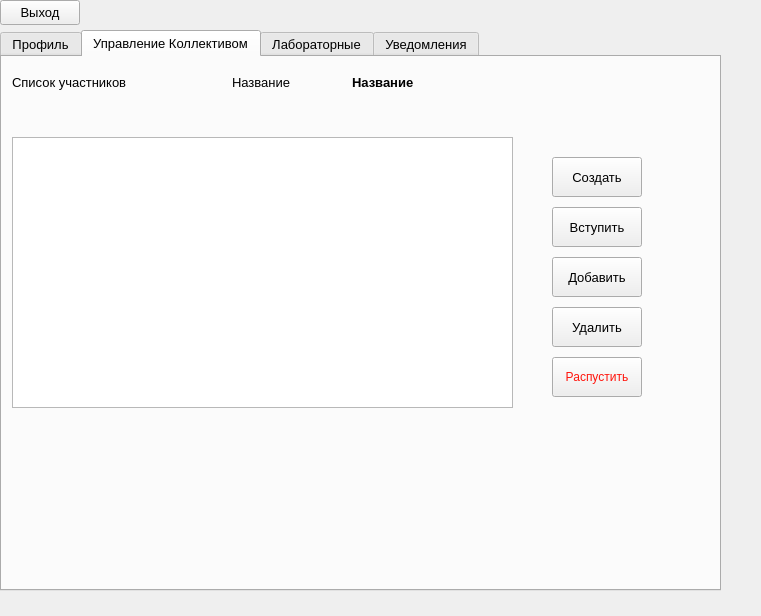
This is DB3/StudentDialog.ui in Knigan/DB3 as Qt 5 draws it before an edit. The edited form follows.
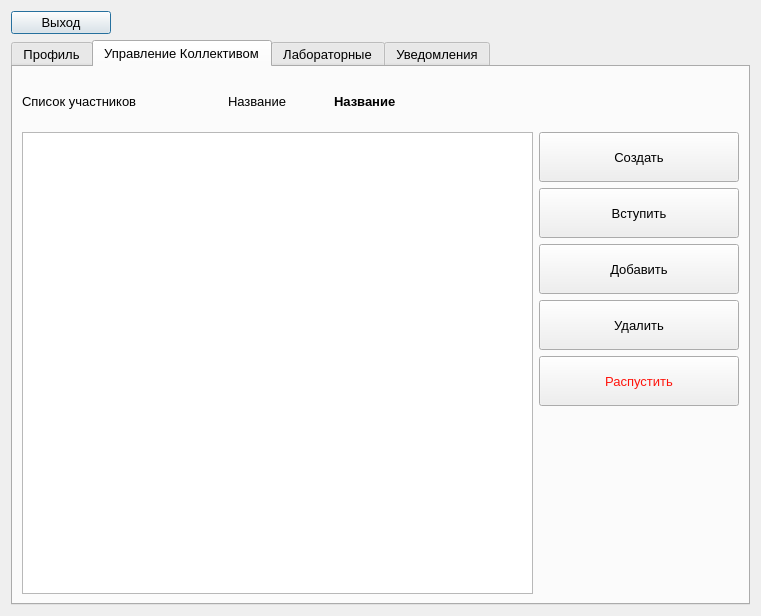
This is the edited form. The open tabs and pages were chosen to show the change.

The edit to the form file:
```diff
--- a/DB3/StudentDialog.ui
+++ b/DB3/StudentDialog.ui
@@ -16,24 +16,41 @@
     <height>380</height>
    </size>
   </property>
+  <property name="font">
+   <font>
+    <pointsize>10</pointsize>
+   </font>
+  </property>
   <property name="windowTitle">
    <string>Form</string>
   </property>
   <property name="autoFillBackground">
    <bool>false</bool>
   </property>
+  <layout class="QVBoxLayout" name="verticalLayout">
+   <item>
+    <widget class="QPushButton" name="exitButton">
+     <property name="maximumSize">
+      <size>
+       <width>100</width>
+       <height>16777215</height>
+      </size>
+     </property>
+     <property name="font">
+      <font>
+       <pointsize>10</pointsize>
+      </font>
+     </property>
+     <property name="text">
+      <string>Выход</string>
+     </property>
+    </widget>
+   </item>
+   <item>
   <widget class="QTabWidget" name="tabWidget">
    <property name="enabled">
     <bool>true</bool>
    </property>
-   <property name="geometry">
-    <rect>
-     <x>0</x>
-     <y>30</y>
-     <width>721</width>
-     <height>561</height>
-    </rect>
-   </property>
    <property name="sizePolicy">
     <sizepolicy hsizetype="Expanding" vsizetype="Expanding">
      <horstretch>0</horstretch>
@@ -266,63 +283,89 @@
     <attribute name="title">
      <string>Управление Коллективом</string>
     </attribute>
-    <widget class="QListWidget" name="listWidget">
-     <property name="geometry">
-      <rect>
-       <x>10</x>
-       <y>80</y>
-       <width>501</width>
-       <height>271</height>
-      </rect>
-     </property>
-    </widget>
+      <layout class="QGridLayout" name="gridLayout">
+       <item row="0" column="0">
     <widget class="QLabel" name="label_5">
-     <property name="geometry">
-      <rect>
-       <x>10</x>
-       <y>10</y>
-       <width>221</width>
-       <height>31</height>
-      </rect>
+         <property name="maximumSize">
+          <size>
+           <width>200</width>
+           <height>50</height>
+          </size>
      </property>
      <property name="text">
       <string>Список участников</string>
      </property>
     </widget>
-    <widget class="QPushButton" name="addNewMemberButton">
-     <property name="geometry">
-      <rect>
-       <x>550</x>
-       <y>200</y>
-       <width>90</width>
-       <height>40</height>
-      </rect>
-     </property>
-     <property name="text">
-      <string>Добавить</string>
-     </property>
-    </widget>
+       </item>
+       <item row="4" column="3">
     <widget class="QPushButton" name="deleteMemberButton">
-     <property name="geometry">
-      <rect>
-       <x>550</x>
-       <y>250</y>
-       <width>90</width>
-       <height>40</height>
-      </rect>
+         <property name="minimumSize">
+          <size>
+           <width>0</width>
+           <height>50</height>
+          </size>
+         </property>
+         <property name="maximumSize">
+          <size>
+           <width>200</width>
+           <height>50</height>
+          </size>
      </property>
      <property name="text">
       <string>Удалить</string>
      </property>
     </widget>
+       </item>
+       <item row="2" column="3">
+        <widget class="QPushButton" name="enterCollectiveButton">
+         <property name="minimumSize">
+          <size>
+           <width>0</width>
+           <height>50</height>
+          </size>
+         </property>
+         <property name="maximumSize">
+          <size>
+           <width>200</width>
+           <height>50</height>
+          </size>
+         </property>
+         <property name="text">
+          <string>Вступить</string>
+         </property>
+        </widget>
+       </item>
+       <item row="0" column="1">
+        <widget class="QLabel" name="label_11">
+         <property name="maximumSize">
+          <size>
+           <width>100</width>
+           <height>100</height>
+          </size>
+         </property>
+         <property name="text">
+          <string>Название</string>
+         </property>
+        </widget>
+       </item>
+       <item row="5" column="3">
     <widget class="QPushButton" name="deleteCollectiveButton">
-     <property name="geometry">
-      <rect>
-       <x>550</x>
-       <y>300</y>
-       <width>90</width>
-       <height>40</height>
-      </rect>
+         <property name="minimumSize">
+          <size>
+           <width>0</width>
+           <height>50</height>
+          </size>
+         </property>
+         <property name="maximumSize">
+          <size>
+           <width>200</width>
+           <height>50</height>
+          </size>
+         </property>
+         <property name="font">
+          <font>
+           <pointsize>10</pointsize>
+          </font>
      </property>
      <property name="styleSheet">
       <string notr="true">color: rgb(255, 20, 12);</string>
@@ -331,65 +374,82 @@
       <string>Распустить</string>
      </property>
     </widget>
-    <widget class="QLabel" name="label_11">
-     <property name="geometry">
-      <rect>
-       <x>230</x>
-       <y>10</y>
-       <width>111</width>
-       <height>31</height>
-      </rect>
+       </item>
+       <item row="1" column="0" rowspan="6" colspan="3">
+        <widget class="QListWidget" name="listWidget">
+         <property name="minimumSize">
+          <size>
+           <width>0</width>
+           <height>0</height>
+          </size>
+         </property>
+         <property name="maximumSize">
+          <size>
+           <width>16777215</width>
+           <height>500</height>
+          </size>
+         </property>
+        </widget>
+       </item>
+       <item row="0" column="2" colspan="2">
+        <widget class="QLabel" name="CollectiveName">
+         <property name="maximumSize">
+          <size>
+           <width>400</width>
+           <height>100</height>
+          </size>
+         </property>
+         <property name="font">
+          <font>
+           <pointsize>10</pointsize>
+           <weight>75</weight>
+           <bold>true</bold>
+          </font>
      </property>
      <property name="text">
       <string>Название</string>
      </property>
     </widget>
-    <widget class="QPushButton" name="enterCollectiveButton">
-     <property name="geometry">
-      <rect>
-       <x>550</x>
-       <y>150</y>
-       <width>90</width>
-       <height>40</height>
-      </rect>
+       </item>
+       <item row="3" column="3">
+        <widget class="QPushButton" name="addNewMemberButton">
+         <property name="minimumSize">
+          <size>
+           <width>0</width>
+           <height>50</height>
+          </size>
+         </property>
+         <property name="maximumSize">
+          <size>
+           <width>200</width>
+           <height>50</height>
+          </size>
      </property>
      <property name="text">
-      <string>Вступить</string>
-     </property>
-    </widget>
+          <string>Добавить</string>
+         </property>
+        </widget>
+       </item>
+       <item row="1" column="3">
     <widget class="QPushButton" name="createCollectiveButton">
-     <property name="geometry">
-      <rect>
-       <x>550</x>
-       <y>100</y>
-       <width>90</width>
-       <height>40</height>
-      </rect>
+         <property name="minimumSize">
+          <size>
+           <width>0</width>
+           <height>50</height>
+          </size>
+         </property>
+         <property name="maximumSize">
+          <size>
+           <width>200</width>
+           <height>50</height>
+          </size>
      </property>
      <property name="text">
       <string>Создать</string>
      </property>
     </widget>
-    <widget class="QLabel" name="CollectiveName">
-     <property name="geometry">
-      <rect>
-       <x>350</x>
-       <y>10</y>
-       <width>331</width>
-       <height>31</height>
-      </rect>
-     </property>
-     <property name="font">
-      <font>
-       <pointsize>10</pointsize>
-       <weight>75</weight>
-       <bold>true</bold>
-      </font>
-     </property>
-     <property name="text">
-      <string>Название</string>
-     </property>
-    </widget>
+       </item>
+      </layout>
    </widget>
    <widget class="QWidget" name="tab_5">
     <attribute name="title">
@@ -435,24 +495,8 @@
     </widget>
    </widget>
   </widget>
-  <widget class="QPushButton" name="exitButton">
-   <property name="geometry">
-    <rect>
-     <x>0</x>
-     <y>0</y>
-     <width>80</width>
-     <height>25</height>
-    </rect>
-   </property>
-   <property name="font">
-    <font>
-     <pointsize>10</pointsize>
-    </font>
-   </property>
-   <property name="text">
-    <string>Выход</string>
-   </property>
-  </widget>
+   </item>
+  </layout>
  </widget>
  <resources/>
  <connections/>
```
Left out of the diff: 132 changed lines with no effect on the pictures. Lines whose indentation alone changed are shown as unchanged.
